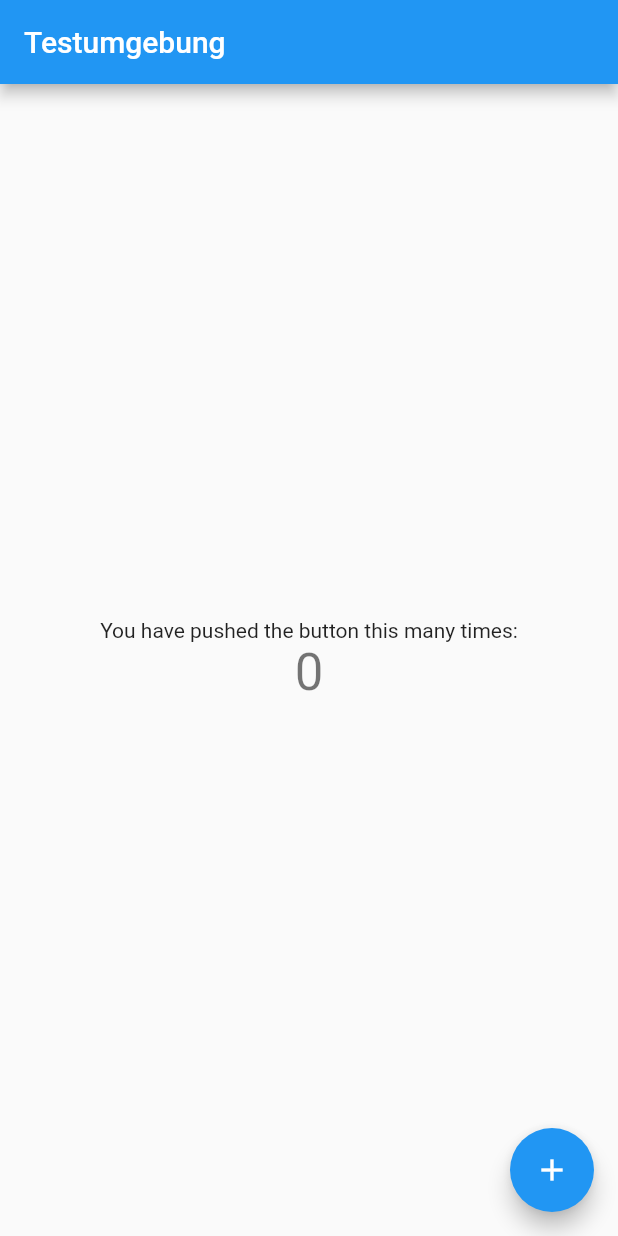
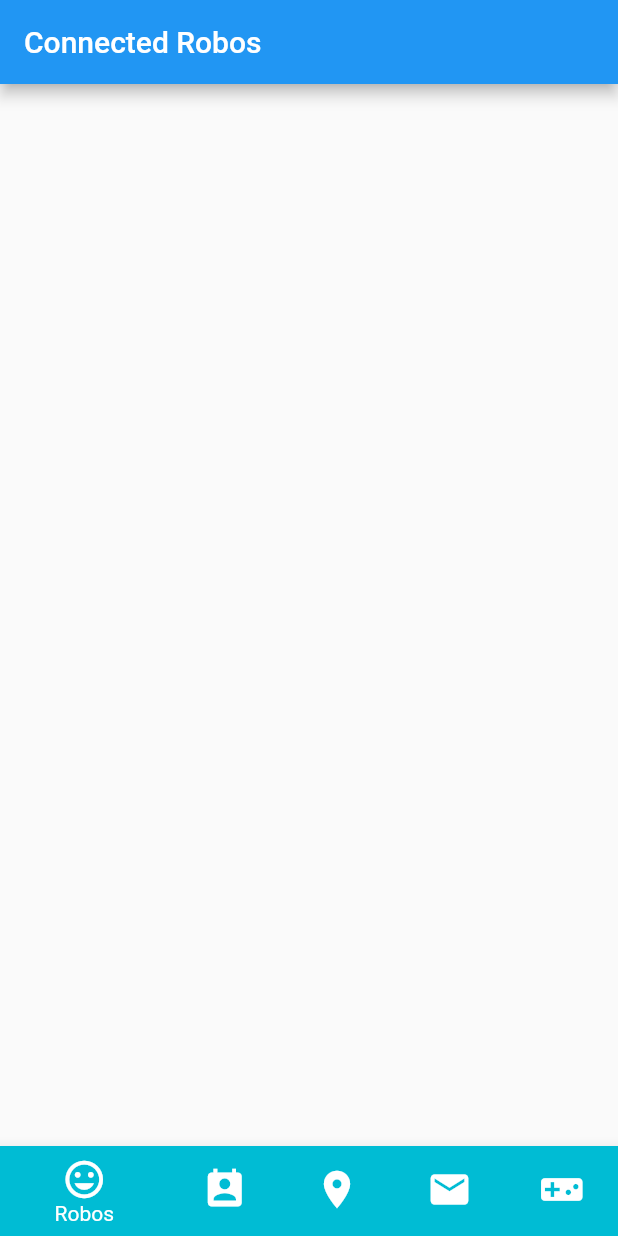
Before and after one commit to FloforPresident/projektarbeit, a Flutter app: the screen it shows after launch, on a phone screen of 412 x 824 dp. Run offline on Flutter 3.47's test engine with Material 2 defaults, Android fonts, the light colour scheme and no system bars.

Commit message:
Merge with testumgebung

```diff
--- /dev/null
+++ b/FlutterApp/turtlebot/lib/control.dart
@@ -0,0 +1,14 @@
+import 'package:flutter/material.dart';
+
+class Control extends StatelessWidget {
+  const Control({Key key}) : super(key: key);
+
+  @override
+  Widget build(BuildContext context) {
+    return Scaffold(
+      appBar: AppBar(
+        title: Text("Robo Control"),
+      ),
+    );
+  }
+}
--- /dev/null
+++ b/FlutterApp/turtlebot/lib/friends.dart
@@ -0,0 +1,14 @@
+import 'package:flutter/material.dart';
+
+class Friends extends StatelessWidget {
+  const Friends({Key key}) : super(key: key);
+
+  @override
+  Widget build(BuildContext context) {
+    return Scaffold(
+      appBar: AppBar(
+        title: Text("Robo Friends"),
+      ),
+    );
+  }
+}
--- a/FlutterApp/turtlebot/lib/main.dart
+++ b/FlutterApp/turtlebot/lib/main.dart
@@ -1,111 +1,15 @@
 import 'package:flutter/material.dart';
+
+import 'navigation_bar.dart';
 
 void main() => runApp(MyApp());
 
 class MyApp extends StatelessWidget {
-  // This widget is the root of your application.
   @override
   Widget build(BuildContext context) {
-    return MaterialApp(
-      title: 'Flutter Demo',
-      theme: ThemeData(
-        // This is the theme of your application.
-        //
-        // Try running your application with "flutter run". You'll see the
-        // application has a blue toolbar. Then, without quitting the app, try
-        // changing the primarySwatch below to Colors.green and then invoke
-        // "hot reload" (press "r" in the console where you ran "flutter run",
-        // or simply save your changes to "hot reload" in a Flutter IDE).
-        // Notice that the counter didn't reset back to zero; the application
-        // is not restarted.
-        primarySwatch: Colors.blue,
-      ),
-      home: MyHomePage(title: 'Testumgebung'),
-    );
+    return MaterialApp(title: 'Bottom NavBar Demo', home: AppNavBarController()
+        // initialRoute: '/',
+        // onGenerateRoute: RouteGenerator.generateRoute,
+        );
   }
 }
-
-class MyHomePage extends StatefulWidget {
-  MyHomePage({Key key, this.title}) : super(key: key);
-
-  // This widget is the home page of your application. It is stateful, meaning
-  // that it has a State object (defined below) that contains fields that affect
-  // how it looks.
-
-  // This class is the configuration for the state. It holds the values (in this
-  // case the title) provided by the parent (in this case the App widget) and
-  // used by the build method of the State. Fields in a Widget subclass are
-  // always marked "final".
-
-  final String title;
-
-  @override
-  _MyHomePageState createState() => _MyHomePageState();
-}
-
-class _MyHomePageState extends State<MyHomePage> {
-  int _counter = 0;
-
-  void _incrementCounter() {
-    setState(() {
-      // This call to setState tells the Flutter framework that something has
-      // changed in this State, which causes it to rerun the build method below
-      // so that the display can reflect the updated values. If we changed
-      // _counter without calling setState(), then the build method would not be
-      // called again, and so nothing would appear to happen.
-      _counter++;
-    });
-  }
-
-  @override
-  Widget build(BuildContext context) {
-    // This method is rerun every time setState is called, for instance as done
-    // by the _incrementCounter method above.
-    //
-    // The Flutter framework has been optimized to make rerunning build methods
-    // fast, so that you can just rebuild anything that needs updating rather
-    // than having to individually change instances of widgets.
-    return Scaffold(
-      appBar: AppBar(
-        // Here we take the value from the MyHomePage object that was created by
-        // the App.build method, and use it to set our appbar title.
-        title: Text(widget.title),
-      ),
-      body: Center(
-        // Center is a layout widget. It takes a single child and positions it
-        // in the middle of the parent.
-        child: Column(
-          // Column is also a layout widget. It takes a list of children and
-          // arranges them vertically. By default, it sizes itself to fit its
-          // children horizontally, and tries to be as tall as its parent.
-          //
-          // Invoke "debug painting" (press "p" in the console, choose the
-          // "Toggle Debug Paint" action from the Flutter Inspector in Android
-          // Studio, or the "Toggle Debug Paint" command in Visual Studio Code)
-          // to see the wireframe for each widget.
-          //
-          // Column has various properties to control how it sizes itself and
-          // how it positions its children. Here we use mainAxisAlignment to
-          // center the children vertically; the main axis here is the vertical
-          // axis because Columns are vertical (the cross axis would be
-          // horizontal).
-          mainAxisAlignment: MainAxisAlignment.center,
-          children: <Widget>[
-            Text(
-              'You have pushed the button this many times:',
-            ),
-            Text(
-              '$_counter',
-              style: Theme.of(context).textTheme.display1,
-            ),
-          ],
-        ),
-      ),
-      floatingActionButton: FloatingActionButton(
-        onPressed: _incrementCounter,
-        tooltip: 'Increment',
-        child: Icon(Icons.add),
-      ), // This trailing comma makes auto-formatting nicer for build methods.
-    );
-  }
-}
--- /dev/null
+++ b/FlutterApp/turtlebot/lib/messages.dart
@@ -0,0 +1,14 @@
+import 'package:flutter/material.dart';
+
+class Messages extends StatelessWidget {
+  const Messages({Key key}) : super(key: key);
+
+  @override
+  Widget build(BuildContext context) {
+    return Scaffold(
+      appBar: AppBar(
+        title: Text("Send Message"),
+      ),
+    );
+  }
+}
--- /dev/null
+++ b/FlutterApp/turtlebot/lib/navigation_bar.dart
@@ -0,0 +1,61 @@
+import 'package:flutter/material.dart';
+
+import 'robos.dart';
+import 'friends.dart';
+import 'rooms.dart';
+import 'messages.dart';
+import 'control.dart';
+
+class AppNavBarController extends StatefulWidget {
+  @override
+  _AppNavBarControllerState createState() => _AppNavBarControllerState();
+}
+
+class _AppNavBarControllerState extends State<AppNavBarController> {
+  final List<Widget> pages = [
+    Robos(key: PageStorageKey('Page1')),
+    Friends(key: PageStorageKey('Page2')),
+    Rooms(key: PageStorageKey('Page3')),
+    Messages(key: PageStorageKey('Page4')),
+    Control(key: PageStorageKey('Page5')),
+  ];
+
+  final PageStorageBucket bucket = PageStorageBucket();
+
+  int _selectedIndex = 0;
+
+  Widget _AppNavBar() => BottomNavigationBar(
+        onTap: (index) => setState(() => _selectedIndex = index),
+        currentIndex: _selectedIndex,
+        iconSize: 30,
+        items: [
+          BottomNavigationBarItem(
+              icon: Icon(Icons.mood),
+              title: Text('Robos'),
+              backgroundColor: Colors.cyan),
+          BottomNavigationBarItem(
+              icon: Icon(Icons.perm_contact_calendar),
+              title: Text('Friends'),
+              backgroundColor: Colors.red),
+          BottomNavigationBarItem(
+              icon: Icon(Icons.location_on),
+              title: Text('Rooms'),
+              backgroundColor: Colors.green),
+          BottomNavigationBarItem(
+              icon: Icon(Icons.mail),
+              title: Text('Messages'),
+              backgroundColor: Colors.orange),
+          BottomNavigationBarItem(
+              icon: Icon(Icons.videogame_asset),
+              title: Text('Control'),
+              backgroundColor: Colors.purple),
+        ],
+      );
+
+  @override
+  Widget build(BuildContext context) {
+    return Scaffold(
+        bottomNavigationBar: _AppNavBar(),
+        body: PageStorage(child: pages[_selectedIndex], bucket: bucket));
+  }
+}
--- /dev/null
+++ b/FlutterApp/turtlebot/lib/robos.dart
@@ -0,0 +1,14 @@
+import 'package:flutter/material.dart';
+
+class Robos extends StatelessWidget {
+  const Robos({Key key}) : super(key: key);
+
+  @override
+  Widget build(BuildContext context) {
+    return Scaffold(
+      appBar: AppBar(
+        title: Text("Connected Robos"),
+      ),
+    );
+  }
+}
--- /dev/null
+++ b/FlutterApp/turtlebot/lib/rooms.dart
@@ -0,0 +1,14 @@
+import 'package:flutter/material.dart';
+
+class Rooms extends StatelessWidget {
+  const Rooms({Key key}) : super(key: key);
+
+  @override
+  Widget build(BuildContext context) {
+    return Scaffold(
+      appBar: AppBar(
+        title: Text("Room Register"),
+      ),
+    );
+  }
+}
--- a/FlutterApp/turtlebot/pubspec.yaml
+++ b/FlutterApp/turtlebot/pubspec.yaml
@@ -14,7 +14,7 @@
 version: 1.0.0+1
 
 environment:
-  sdk: ">=2.1.0 <3.0.0"
+  sdk: ">=2.2.0 <3.0.0"
 
 dependencies:
   flutter:
```
